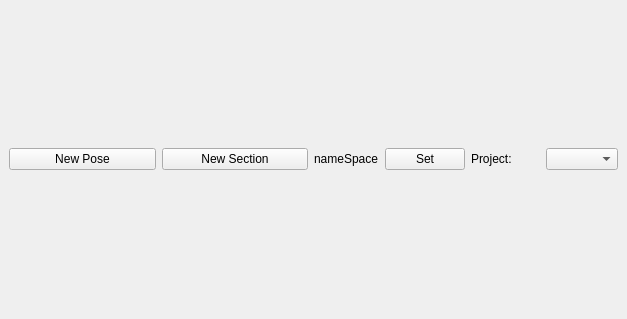
Above: animation/poseMan/poseManUi.ui from skarone/PipeL before the change. Below: the same form after it.
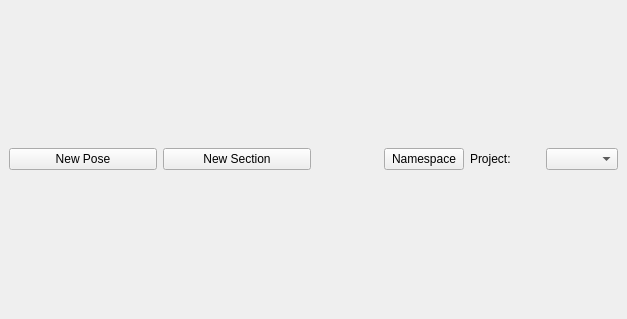
That is the form after the change.

Commit message: continue with poseMan!!!, allmost there

```diff
--- a/animation/poseMan/poseManUi.ui
+++ b/animation/poseMan/poseManUi.ui
@@ -36,14 +36,14 @@
         <item>
          <widget class="QLabel" name="namespace_lbl">
           <property name="text">
-           <string>nameSpace</string>
+           <string/>
           </property>
          </widget>
         </item>
         <item>
          <widget class="QPushButton" name="setNameSpace_btn">
           <property name="text">
-           <string>Set</string>
+           <string>Namespace</string>
           </property>
          </widget>
         </item>
```
The commit also changes 2 other files.
